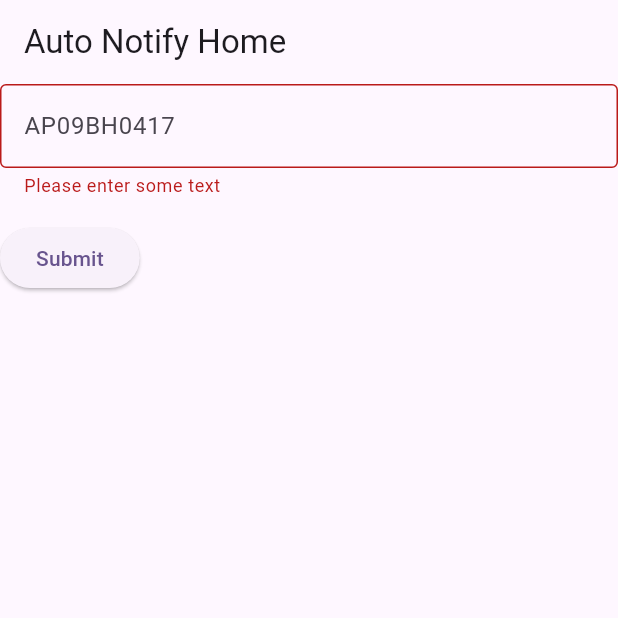
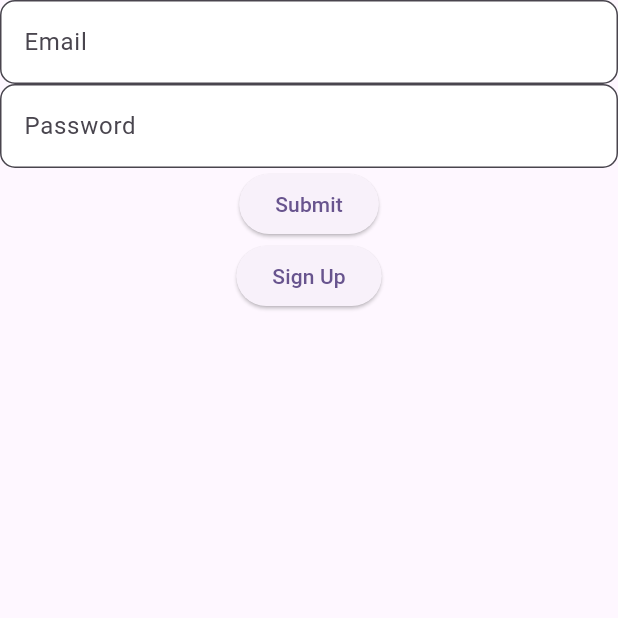
Before and after one commit to Kamran-Mohammed/auto-notify, a Flutter app: the screen it shows after launch, after a tap on "Submit", on a phone screen of 412 x 824 dp, the top half of it. Run offline on Flutter 3.47's test engine with Material 3 defaults, Android fonts, the phone set to English and light mode, and no system bars; our stand-ins replace flutter_secure_storage.

Commit message:
Skeleton for UI

```diff
--- a/flutter/lib/home_page.dart
+++ b/flutter/lib/home_page.dart
@@ -1,4 +1,6 @@
+import 'package:auto_notify/login_page.dart';
 import 'package:flutter/material.dart';
+import 'package:flutter_secure_storage/flutter_secure_storage.dart';
 
 class HomePage extends StatefulWidget {
   const HomePage({super.key});
@@ -8,6 +10,14 @@ class HomePage extends StatefulWidget {
 }
 
 class _HomePageState extends State<HomePage> {
+  var storage;
+
+  @override
+  void initState() {
+    super.initState();
+    storage = new FlutterSecureStorage();
+  }
+
   bool validateNumberPlate(String plate) {
     // Define the regex pattern
     final pattern = RegExp(r'^[A-Z]{2}\d{2}[A-Z]{1,3}\d{4}$');
@@ -20,11 +30,7 @@ class _HomePageState extends State<HomePage> {
 
   @override
   Widget build(BuildContext context) {
-    return Scaffold(
-      appBar: AppBar(
-        title: const Text("Auto Notify Home"),
-      ),
-      body: Form(
+    return Form(
       key: _formKey,
       child: Center(
         child: Column(
@@ -55,8 +61,15 @@ class _HomePageState extends State<HomePage> {
                 child: const Text('Submit'),
               ),
             ),
+            ElevatedButton(
+              onPressed: () async {
+                await storage.deleteAll();
+                Navigator.pushReplacement(context,
+                    MaterialPageRoute(builder: (context) => LoginPage()));
+              },
+              child: const Text('Logout'),
+            ),
           ],
-          ),
         ),
       ),
     );
--- /dev/null
+++ b/flutter/lib/login_page.dart
@@ -0,0 +1,95 @@
+import 'package:auto_notify/sign_up_page.dart';
+import 'package:auto_notify/tabs.dart';
+import 'package:flutter/material.dart';
+import 'dart:convert';
+import 'package:http/http.dart' as http;
+import 'package:flutter_secure_storage/flutter_secure_storage.dart';
+
+class LoginPage extends StatefulWidget {
+  @override
+  State<LoginPage> createState() => _LoginPageState();
+}
+
+class _LoginPageState extends State<LoginPage> {
+  TextEditingController emailController = TextEditingController();
+  TextEditingController passwordController = TextEditingController();
+  bool _isNotValidate = false;
+  var storage;
+
+  @override
+  void initState() {
+    // TODO: implement initState
+    super.initState();
+    storage = const FlutterSecureStorage();
+  }
+
+  void loginUser() async {
+    if (emailController.text.isNotEmpty && passwordController.text.isNotEmpty) {
+      var reqBody = {
+        "email": emailController.text,
+        "password": passwordController.text
+      };
+      try {
+        var response = await http.post(
+            Uri.parse("http://192.168.0.188:3000/api/v1/users/login"),
+            headers: {"Content-Type": "application/json"},
+            body: jsonEncode(reqBody));
+        var jsonResponse = jsonDecode(response.body);
+        if (jsonResponse['status'] == "success") {
+          var myToken = jsonResponse['token'];
+          // print(myToken);
+          await storage.write(key: 'jwt_token', value: myToken);
+          Navigator.pushReplacement(
+              context, MaterialPageRoute(builder: (context) => TabsScreen()));
+        } else {
+          print('Something went wrong ' + jsonResponse['message']);
+        }
+      } catch (err) {
+        print(err);
+      }
+    }
+  }
+
+  @override
+  Widget build(BuildContext context) {
+    return Scaffold(
+      body: SafeArea(
+        child: Center(
+          child: Column(
+            children: [
+              TextField(
+                controller: emailController,
+                keyboardType: TextInputType.text,
+                decoration: InputDecoration(
+                    filled: true,
+                    fillColor: Colors.white,
+                    hintText: "Email",
+                    errorText: _isNotValidate ? "Enter Proper Info" : null,
+                    border: OutlineInputBorder(
+                        borderRadius: BorderRadius.all(Radius.circular(10.0)))),
+              ),
+              TextField(
+                controller: passwordController,
+                keyboardType: TextInputType.text,
+                decoration: InputDecoration(
+                    filled: true,
+                    fillColor: Colors.white,
+                    hintText: "Password",
+                    errorText: _isNotValidate ? "Enter Proper Info" : null,
+                    border: OutlineInputBorder(
+                        borderRadius: BorderRadius.all(Radius.circular(10.0)))),
+              ),
+              ElevatedButton(onPressed: loginUser, child: Text("Submit")),
+              ElevatedButton(
+                  onPressed: () {
+                    Navigator.pushReplacement(context,
+                        MaterialPageRoute(builder: (context) => SignUpPage()));
+                  },
+                  child: Text("Sign Up"))
+            ],
+          ),
+        ),
+      ),
+    );
+  }
+}
--- a/flutter/lib/main.dart
+++ b/flutter/lib/main.dart
@@ -1,4 +1,4 @@
-import 'package:auto_notify/home_page.dart';
+import 'package:auto_notify/tabs.dart';
 import 'package:flutter/material.dart';
 
 void main() {
@@ -16,7 +16,7 @@ class MyApp extends StatelessWidget {
         colorScheme: ColorScheme.fromSeed(seedColor: Colors.deepPurple),
         useMaterial3: true,
       ),
-      home: HomePage(),
+      home: TabsScreen(),
     );
   }
 }
--- /dev/null
+++ b/flutter/lib/tabs.dart
@@ -0,0 +1,68 @@
+import 'package:auto_notify/alerts.dart';
+import 'package:auto_notify/home_page.dart';
+import 'package:auto_notify/login_page.dart';
+import 'package:flutter/material.dart';
+import 'package:flutter_secure_storage/flutter_secure_storage.dart';
+
+class TabsScreen extends StatefulWidget {
+  const TabsScreen({super.key});
+  @override
+  State<TabsScreen> createState() {
+    return _TabsScreen();
+  }
+}
+
+class _TabsScreen extends State<TabsScreen> {
+  String? token;
+  var storage;
+
+  @override
+  void initState() {
+    super.initState();
+    storage = new FlutterSecureStorage();
+    _checkUser();
+  }
+
+  int _selectedPageIndex = 0;
+  void _selectPage(int index) {
+    setState(() {
+      _selectedPageIndex = index;
+    });
+  }
+
+  void _checkUser() async {
+    token = await storage.read(key: 'jwt_token');
+    if (token == null) {
+      Navigator.pushReplacement(
+          context, MaterialPageRoute(builder: (context) => LoginPage()));
+    }
+    // setState(() {});
+  }
+
+  @override
+  Widget build(BuildContext context) {
+    print(token);
+    Widget activePage = HomePage();
+    var activePageTitle = 'Auto Notify Home';
+    if (_selectedPageIndex == 1) {
+      activePage = Alerts();
+      activePageTitle = "Alerts";
+    }
+    return Scaffold(
+      appBar: AppBar(
+        title: Text(activePageTitle),
+      ),
+      // drawer: MainDrawer(onSelectScreen: _selectScreen),
+      body: activePage,
+      bottomNavigationBar: BottomNavigationBar(
+        currentIndex: _selectedPageIndex,
+        onTap: _selectPage,
+        items: const [
+          BottomNavigationBarItem(icon: Icon(Icons.add_alert_sharp), label: ''),
+          BottomNavigationBarItem(
+              icon: Icon(Icons.notifications_on_rounded), label: ''),
+        ],
+      ),
+    );
+  }
+}
--- a/flutter/pubspec.yaml
+++ b/flutter/pubspec.yaml
@@ -35,6 +35,8 @@ dependencies:
   # The following adds the Cupertino Icons font to your application.
   # Use with the CupertinoIcons class for iOS style icons.
   cupertino_icons: ^1.0.6
+  http: ^1.2.1
+  flutter_secure_storage: ^9.2.2
 
 dev_dependencies:
   flutter_test:
--- a/node/package.json
+++ b/node/package.json
@@ -11,11 +11,14 @@
   "license": "ISC",
   "dependencies": {
     "bcryptjs": "^2.4.3",
+    "cors": "^2.8.5",
     "dotenv": "^16.4.5",
     "express": "^4.19.2",
     "fast-two-sms": "^3.0.0",
     "jsonwebtoken": "^9.0.2",
     "mongoose": "^8.5.1",
-    "nodemon": "^3.1.4"
+    "morgan": "^1.10.0",
+    "nodemon": "^3.1.4",
+    "validator": "^13.12.0"
   }
 }
```
Also changed, not shown: flutter/lib/alerts.dart (added, +15 -0 lines), flutter/lib/sign_up_page.dart (added, +117 -0 lines), flutter/pubspec.lock, node/package-lock.json, 6 other files. Lines whose indentation alone changed are shown as unchanged.
